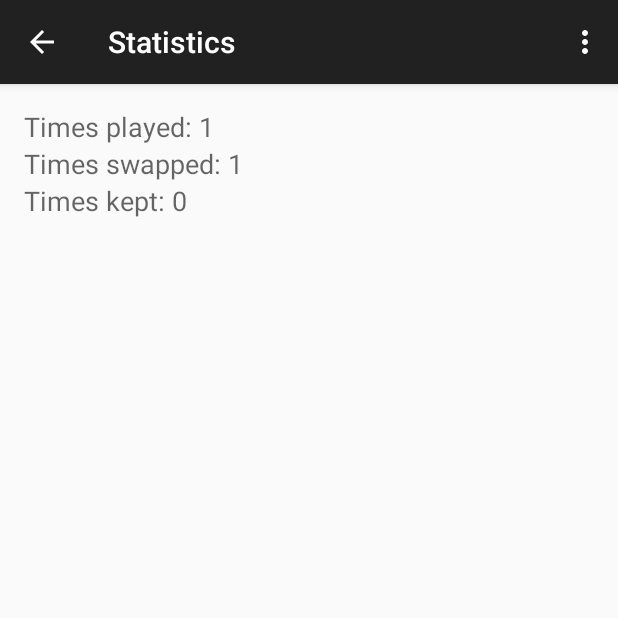
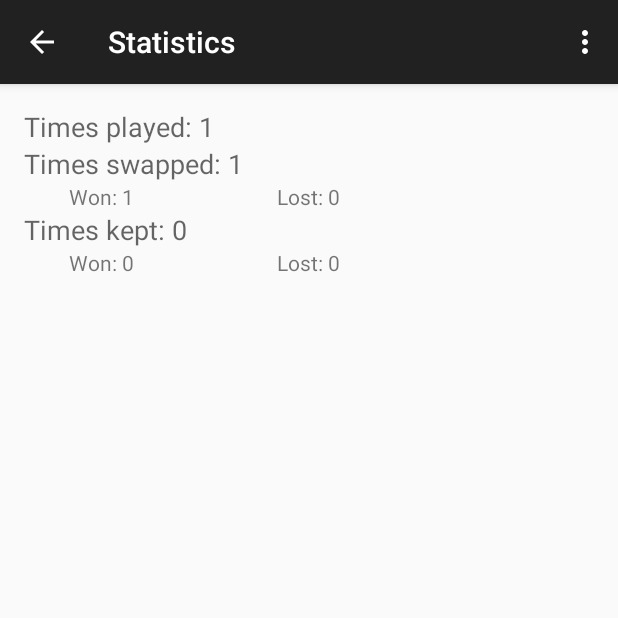
Before and after one commit to difusal/monty-hall-problem, an Android app: the screen it shows after launch (StatisticsActivity), after a tap on "STATISTICS", on a phone screen of 412 x 824 dp, the top half of it. Run offline under Robolectric (Android 15) with nearby library versions, the phone set to English and light mode, and no system bars.

Commit message:
Yay statistics working. TODO: Graph viewer :P

```diff
--- a/MontyHallProblem/Monty Hall Problem/src/main/java/com/difusal/montyhallproblem/Logic.java
+++ b/MontyHallProblem/Monty Hall Problem/src/main/java/com/difusal/montyhallproblem/Logic.java
@@ -9,15 +9,19 @@ import java.util.Random;
 
 public class Logic {
     int carDoor, revealedGoatDoor, selectedDoor;
+    long nSwapWins, nSwapLost, nKeepWins, nKeepLost;
     long nPlays, nSwaps, nKeeps;
 
     public void loadStatistics(Context context) {
         Log.i("Logic", "Loading statistics");
 
         SharedPreferences sharedPref = PreferenceManager.getDefaultSharedPreferences(context);
-        nPlays = sharedPref.getLong(context.getString(R.string.label_times_played), 0);
-        nSwaps = sharedPref.getLong(context.getString(R.string.label_times_swapped), 0);
-        nKeeps = sharedPref.getLong(context.getString(R.string.label_times_kept), 0);
+        nSwapWins = sharedPref.getLong(context.getString(R.string.label_times_swapped_and_won), 0);
+        nSwapLost = sharedPref.getLong(context.getString(R.string.label_times_swapped_and_lost), 0);
+        nKeepWins = sharedPref.getLong(context.getString(R.string.label_times_kept_and_won), 0);
+        nKeepLost = sharedPref.getLong(context.getString(R.string.label_times_kept_and_lost), 0);
+
+        updateNumPlays(context);
     }
 
     public void saveStatistics(Context context) {
@@ -25,9 +29,10 @@ public class Logic {
 
         SharedPreferences sharedPref = PreferenceManager.getDefaultSharedPreferences(context);
         SharedPreferences.Editor editor = sharedPref.edit();
-        editor.putLong(context.getString(R.string.label_times_played), nPlays);
-        editor.putLong(context.getString(R.string.label_times_swapped), nSwaps);
-        editor.putLong(context.getString(R.string.label_times_kept), nKeeps);
+        editor.putLong(context.getString(R.string.label_times_swapped_and_won), nSwapWins);
+        editor.putLong(context.getString(R.string.label_times_swapped_and_lost), nSwapLost);
+        editor.putLong(context.getString(R.string.label_times_kept_and_won), nKeepWins);
+        editor.putLong(context.getString(R.string.label_times_kept_and_lost), nKeepLost);
         editor.commit();
     }
 
@@ -61,31 +66,51 @@ public class Logic {
         selectedDoor = 6 - selectedDoor - revealedGoatDoor;
     }
 
-    public void incSwaps(Context context) {
-        Log.d("Logic", "Incrementing nSwaps");
+    public void incSwapWins(Context context) {
+        Log.d("Logic", "nSwapWins++");
 
-        nSwaps++;
+        nSwapWins++;
         updateNumPlays(context);
     }
 
-    public void incKeeps(Context context) {
-        Log.d("Logic", "Incrementing nKeeps");
+    public void incSwapLost(Context context) {
+        Log.d("Logic", "nSwapLost++");
 
-        nKeeps++;
+        nSwapLost++;
+        updateNumPlays(context);
+    }
+
+    public void incKeepWins(Context context) {
+        Log.d("Logic", "nKeepWins++");
+
+        nKeepWins++;
+        updateNumPlays(context);
+    }
+
+    public void incKeepLost(Context context) {
+        Log.d("Logic", "nKeepLost++");
+
+        nKeepLost++;
         updateNumPlays(context);
     }
 
     public void updateNumPlays(Context context) {
-        Log.d("Logic", "Updating nPlays");
+        nSwaps = nSwapWins + nSwapLost;
+        Log.d("Logic", "nSwaps = " + nSwaps);
+
+        nKeeps = nKeepWins + nKeepLost;
+        Log.d("Logic", "nKeeps = " + nKeeps);
 
         nPlays = nSwaps + nKeeps;
+        Log.d("Logic", "nPlays = " + nPlays);
+
         saveStatistics(context);
     }
 
     public void resetStatistics(Context context) {
         Log.d("StatisticsActivity", "Resetting Statistics");
 
-        nSwaps = nKeeps = 0;
+        nSwapWins = nSwapLost = nKeepWins = nKeepLost = 0;
         updateNumPlays(context);
     }
 }
--- a/MontyHallProblem/Monty Hall Problem/src/main/java/com/difusal/montyhallproblem/MainActivity.java
+++ b/MontyHallProblem/Monty Hall Problem/src/main/java/com/difusal/montyhallproblem/MainActivity.java
@@ -95,12 +95,16 @@ public class MainActivity extends ActionBarActivity {
     public void onSwapPress(View view) {
         Log.d("MainActivity", "Pressed swap button");
 
-        logic.incSwaps(this);
         disableSwapAndKeepButtons();
 
         ImageView imageView = getDoorImageView(logic.selectedDoor);
         imageView.setImageResource(R.drawable.closed_door);
         logic.swapSelectedDoor();
+
+        if (logic.selectedDoor == logic.carDoor)
+            logic.incSwapWins(this);
+        else
+            logic.incSwapLost(this);
 
         showProblemResult(logic.selectedDoor == logic.carDoor);
     }
@@ -108,8 +112,12 @@ public class MainActivity extends ActionBarActivity {
     public void onKeepPress(View view) {
         Log.d("MainActivity", "Pressed keep button");
 
-        logic.incKeeps(this);
         disableSwapAndKeepButtons();
+
+        if (logic.selectedDoor == logic.carDoor)
+            logic.incKeepWins(this);
+        else
+            logic.incKeepLost(this);
 
         showProblemResult(logic.selectedDoor == logic.carDoor);
     }
@@ -186,20 +194,6 @@ public class MainActivity extends ActionBarActivity {
     }
 
     @Override
-    protected void onPause() {
-        super.onPause();
-
-        logic.saveStatistics(this);
-    }
-
-    @Override
-    protected void onResume() {
-        super.onResume();
-
-        logic.loadStatistics(this);
-    }
-
-    @Override
     public boolean onCreateOptionsMenu(Menu menu) {
         // Inflate the menu; this adds items to the action bar if it is present.
         getMenuInflater().inflate(R.menu.main, menu);
--- a/MontyHallProblem/Monty Hall Problem/src/main/java/com/difusal/montyhallproblem/StatisticsActivity.java
+++ b/MontyHallProblem/Monty Hall Problem/src/main/java/com/difusal/montyhallproblem/StatisticsActivity.java
@@ -12,7 +12,7 @@ import android.view.MenuItem;
 import android.widget.TextView;
 
 public class StatisticsActivity extends ActionBarActivity {
-    Logic logic = MainActivity.logic;
+    Logic logic;
 
     public void showResetStatisticsAlert() {
         Log.d("StatisticsActivity", "Displaying reset statistics alert");
@@ -49,14 +49,24 @@ public class StatisticsActivity extends ActionBarActivity {
     public void updateTextViews() {
         Log.d("StatisticsActivity", "Updating text views");
 
-        TextView nPlaysView = (TextView) findViewById(R.id.nPlaysLabel);
-        nPlaysView.setText(getString(R.string.label_times_played) + " " + Long.toString(logic.nPlays));
+        TextView view;
 
-        TextView nSwapsView = (TextView) findViewById(R.id.nSwapsLabel);
-        nSwapsView.setText(getString(R.string.label_times_swapped) + " " + Long.toString(logic.nSwaps));
+        view = (TextView) findViewById(R.id.nPlays);
+        view.setText(getString(R.string.label_times_played) + " " + Long.toString(logic.nPlays));
 
-        TextView nKeepsView = (TextView) findViewById(R.id.nKeepsLabel);
-        nKeepsView.setText(getString(R.string.label_times_kept) + " " + Long.toString(logic.nKeeps));
+        view = (TextView) findViewById(R.id.nSwaps);
+        view.setText(getString(R.string.label_times_swapped) + " " + Long.toString(logic.nSwaps));
+        view = (TextView) findViewById(R.id.nSwapWins);
+        view.setText(getString(R.string.label_times_swapped_and_won) + " " + Long.toString(logic.nSwapWins));
+        view = (TextView) findViewById(R.id.nSwapLost);
+        view.setText(getString(R.string.label_times_swapped_and_lost) + " " + Long.toString(logic.nSwapLost));
+
+        view = (TextView) findViewById(R.id.nKeeps);
+        view.setText(getString(R.string.label_times_kept) + " " + Long.toString(logic.nKeeps));
+        view = (TextView) findViewById(R.id.nKeepWins);
+        view.setText(getString(R.string.label_times_kept_and_won) + " " + Long.toString(logic.nKeepWins));
+        view = (TextView) findViewById(R.id.nKeepLost);
+        view.setText(getString(R.string.label_times_kept_and_lost) + " " + Long.toString(logic.nKeepLost));
     }
 
     @Override
@@ -64,7 +74,7 @@ public class StatisticsActivity extends ActionBarActivity {
         super.onCreate(savedInstanceState);
         setContentView(R.layout.activity_statistics);
 
-        logic.loadStatistics(this);
+        logic = MainActivity.logic;
         updateTextViews();
     }
 
--- a/MontyHallProblem/Monty Hall Problem/src/main/res/layout/activity_statistics.xml
+++ b/MontyHallProblem/Monty Hall Problem/src/main/res/layout/activity_statistics.xml
@@ -9,7 +9,7 @@
     tools:context="com.difusal.montyhallproblem.StatisticsActivity">
 
     <TextView
-        android:id="@+id/nPlaysLabel"
+        android:id="@+id/nPlays"
         android:layout_width="wrap_content"
         android:layout_height="wrap_content"
         android:layout_alignParentLeft="true"
@@ -19,23 +19,59 @@
         android:textAppearance="?android:attr/textAppearanceMedium" />
 
     <TextView
-        android:id="@+id/nSwapsLabel"
+        android:id="@+id/nSwaps"
         android:layout_width="wrap_content"
         android:layout_height="wrap_content"
         android:layout_alignParentLeft="true"
         android:layout_alignParentStart="true"
-        android:layout_below="@+id/nPlaysLabel"
+        android:layout_below="@+id/nPlays"
         android:text="@string/label_times_swapped"
         android:textAppearance="?android:attr/textAppearanceMedium" />
 
     <TextView
-        android:id="@+id/nKeepsLabel"
+        android:id="@+id/nSwapWins"
         android:layout_width="wrap_content"
         android:layout_height="wrap_content"
         android:layout_alignParentLeft="true"
         android:layout_alignParentStart="true"
-        android:layout_below="@+id/nSwapsLabel"
+        android:layout_below="@+id/nSwaps"
+        android:layout_marginLeft="30dp"
+        android:text="@string/label_times_swapped_and_won" />
+
+    <TextView
+        android:id="@+id/nSwapLost"
+        android:layout_width="wrap_content"
+        android:layout_height="wrap_content"
+        android:layout_above="@+id/nKeeps"
+        android:layout_centerHorizontal="true"
+        android:text="@string/label_times_swapped_and_lost" />
+
+    <TextView
+        android:id="@+id/nKeeps"
+        android:layout_width="wrap_content"
+        android:layout_height="wrap_content"
+        android:layout_alignParentLeft="true"
+        android:layout_alignParentStart="true"
+        android:layout_below="@+id/nSwapWins"
         android:text="@string/label_times_kept"
         android:textAppearance="?android:attr/textAppearanceMedium" />
 
+    <TextView
+        android:id="@+id/nKeepWins"
+        android:layout_width="wrap_content"
+        android:layout_height="wrap_content"
+        android:layout_alignLeft="@+id/nSwapWins"
+        android:layout_alignStart="@+id/nSwapWins"
+        android:layout_below="@+id/nKeeps"
+        android:text="@string/label_times_kept_and_won" />
+
+    <TextView
+        android:id="@+id/nKeepLost"
+        android:layout_width="wrap_content"
+        android:layout_height="wrap_content"
+        android:layout_alignLeft="@+id/nSwapLost"
+        android:layout_alignStart="@+id/nSwapLost"
+        android:layout_below="@+id/nKeeps"
+        android:text="@string/label_times_kept_and_lost" />
+
 </RelativeLayout>
--- a/MontyHallProblem/Monty Hall Problem/src/main/res/values/strings.xml
+++ b/MontyHallProblem/Monty Hall Problem/src/main/res/values/strings.xml
@@ -16,7 +16,11 @@
     <string name="title_activity_display_statistics">Statistics</string>
     <string name="label_times_played">Times played:</string>
     <string name="label_times_swapped">Times swapped:</string>
+    <string name="label_times_swapped_and_won">Won:</string>
+    <string name="label_times_swapped_and_lost">Lost:</string>
     <string name="label_times_kept">Times kept:</string>
+    <string name="label_times_kept_and_won">Won:</string>
+    <string name="label_times_kept_and_lost">Lost:</string>
 
     // reset statistics alert dialog
     <string name="reset_statistics_alert_dialog_title">Reset statistics?</string>
```
